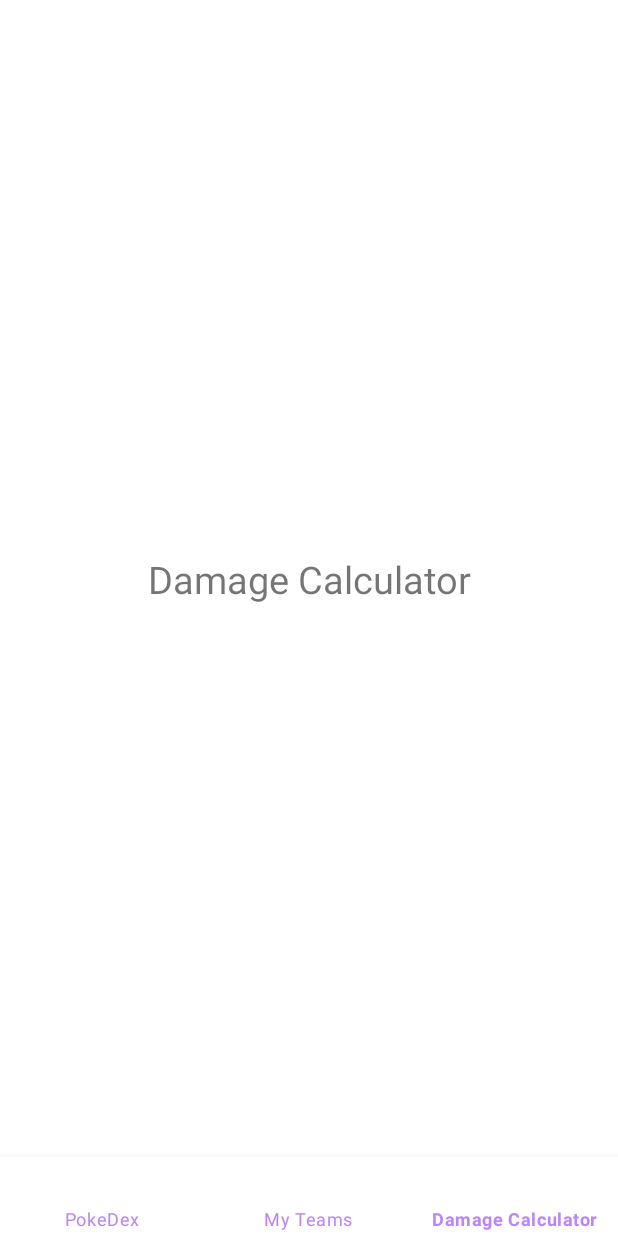
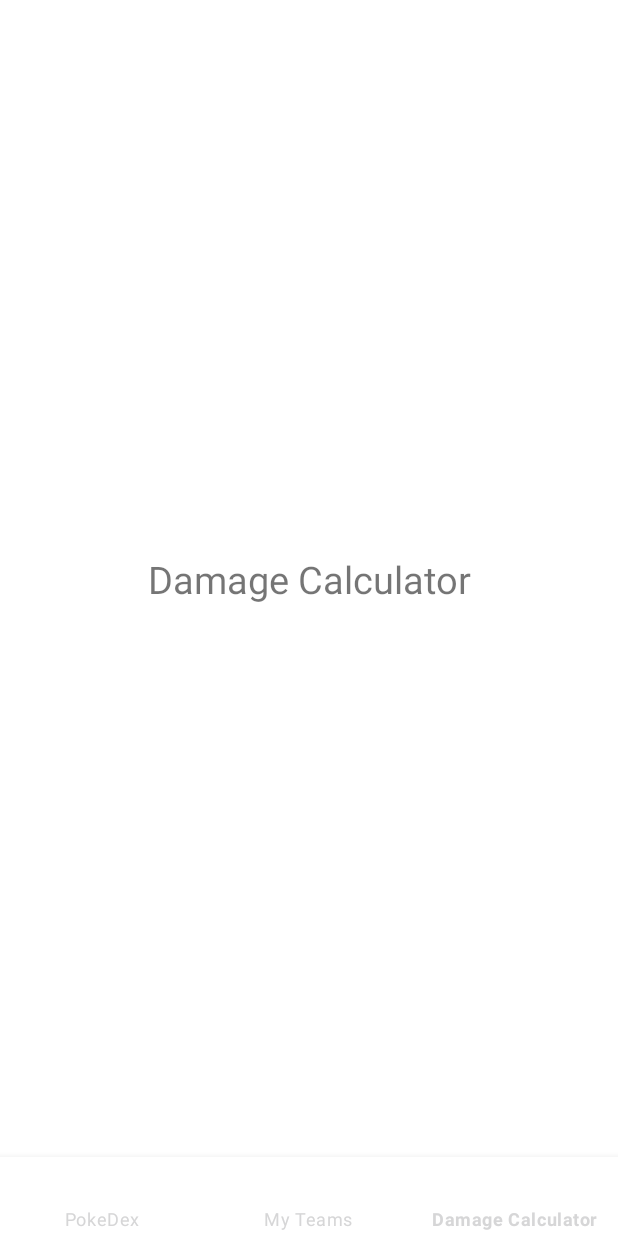
Before and after one commit to liang799/Pokemon-Teams-Java, an Android app: the screen it shows after launch (MainActivity), item 3 of the bottom bar chosen, on a phone screen of 412 x 824 dp. Run offline under Robolectric (Android 15) with nearby library versions, the phone set to English and light mode, and no system bars.

Commit message:
Colors in progress

```diff
--- a/app/src/main/res/drawable/ic_mewtwo_shiny.xml
+++ b/app/src/main/res/drawable/ic_mewtwo_shiny.xml
@@ -5,7 +5,7 @@
     android:viewportHeight="350">
   <path
       android:pathData="M0,0h350v350h-350z"
-      android:fillColor="#f5f5f5"/>
+      android:fillColor="@color/White_1"/>
   <path
       android:pathData="M227.249,165.546l-2.082,-0.31a1.981,1.981 0,0 0,-0.584 0c-6.318,0.893 -10.244,1.484 -12.593,1.844s-3.112,0.5 -3.112,0.5a94.745,94.745 0,0 1,-15.791 2.637,3.2 3.2,0 0,0 -0.872,0.259 3.622,3.622 0,0 0,-0.5 0.3c-1.434,1.023 -2.874,2.082 -4.337,3.17 -3.336,-6.2 -13.681,-22.852 -34.976,-31.007a67.28,67.28 0,0 0,-39.918 -2.377l-0.029,-0.014a47.36,47.36 0,0 1,4.575 -7.68A48.733,48.733 0,0 1,135.699 117.591a1.6,1.6 0,0 0,-0.267 -3,32.92 32.92,0 0,0 -8.04,-1.088c-10.993,-0.115 -18.925,5.425 -25.2,9.934s-20.323,14.61 -27.224,34.205c-8.4,23.874 -0.166,44.68 2.644,50.84a1.986,1.986 0,0 1,-0.166 1.96c-1.743,2.529 -4.02,6.03 -6.433,10.338 -5.763,10.295 -8.6,15.547 -7.125,20.28 1.592,5.086 7.154,7.852 11.058,9.228a15.006,15.006 0,0 0,4.812 0.821c19.185,0.166 34.976,-0.511 46.964,-1.34q3.707,-0.259 6.923,-0.526c12.694,-1.045 19.04,-2.817 25.935,-5.7a74.615,74.615 0,0 0,19.48 -11.995c0.288,-0.331 0.519,-0.6 0.663,-0.771 0.454,-0.54 0.886,-1.073 1.3,-1.6 5.432,-6.8 8.378,-12.823 11.656,-19.177 1.5,-2.91 3.076,-5.893 4.992,-9.048 1.383,-2.291 2.946,-4.675 4.8,-7.2 0.122,-0.166 0.194,-0.3 0.339,-0.461a157.643,157.643 0,0 1,14.156 -14.127c3.912,-3.436 7.737,-6.448 11.375,-9.092a2.521,2.521 0,0 0,-1.1 -4.539ZM156.087,199.038c-0.548,2.428 -1.924,8.011 -6.621,11.4 -10.309,7.449 -26.886,-2.8 -27.9,-3.429 -1.052,-0.67 -1.887,-1.282 -2.449,-1.722q18.122,-9.834 36.237,-19.682a25.22,25.22 0,0 1,0.735 13.428Z"
       android:fillColor="#c0c0c0"/>
--- a/app/src/main/res/layout/activity_splash_screen.xml
+++ b/app/src/main/res/layout/activity_splash_screen.xml
@@ -4,7 +4,7 @@
     xmlns:tools="http://schemas.android.com/tools"
     android:layout_width="match_parent"
     android:layout_height="match_parent"
-    android:background="#F5F5F5">
+    android:background="#FEFEFE">
 
     <ImageView
         android:id="@+id/imageView2"
--- a/app/src/main/res/values-night/themes.xml
+++ b/app/src/main/res/values-night/themes.xml
@@ -2,13 +2,13 @@
     <!-- Base application theme. -->
     <style name="Theme.PokeTeams" parent="Theme.MaterialComponents.DayNight.NoActionBar">
         <!-- Primary brand color. -->
-        <item name="colorPrimary">@color/purple_200</item>
-        <item name="colorPrimaryVariant">@color/purple_700</item>
-        <item name="colorOnPrimary">@color/black</item>
+        <item name="colorPrimary">@color/White_1</item>
+        <item name="colorPrimaryVariant">@color/White_1</item>
+        <item name="colorOnPrimary">@color/Black</item>
         <!-- Secondary brand color. -->
-        <item name="colorSecondary">@color/teal_200</item>
-        <item name="colorSecondaryVariant">@color/teal_200</item>
-        <item name="colorOnSecondary">@color/black</item>
+        <item name="colorSecondary">@color/White_3</item>
+        <item name="colorSecondaryVariant">@color/White_1</item>
+        <item name="colorOnSecondary">@color/Black</item>
         <!-- Status bar color. -->
         <!--        <item name="android:statusBarColor" tools:targetApi="l">?attr/colorPrimaryVariant</item>-->
         <item name="android:statusBarColor">@android:color/transparent</item>
--- a/app/src/main/res/values/colors.xml
+++ b/app/src/main/res/values/colors.xml
@@ -1,10 +1,10 @@
 <?xml version="1.0" encoding="utf-8"?>
 <resources>
-    <color name="purple_200">#FFBB86FC</color>
-    <color name="purple_500">#FF6200EE</color>
-    <color name="purple_700">#FF3700B3</color>
-    <color name="teal_200">#FF03DAC5</color>
-    <color name="teal_700">#FF018786</color>
-    <color name="black">#FF000000</color>
-    <color name="white">#FFFFFFFF</color>
+    <color name="Black">#FF000000</color>
+    <color name="Green">#0E8C18</color>
+    <color name="Gray">#707070</color>
+    <color name="White_1">#FEFEFE</color>
+    <color name="White_2">#F8F9FB</color>
+    <color name="White_3">#F5F5F5</color>
+    <color name="White_4">#F0EEEE</color>
 </resources>
--- a/app/src/main/res/values/themes.xml
+++ b/app/src/main/res/values/themes.xml
@@ -4,15 +4,15 @@
         <!-- Change to light mode -->
         <item name="android:windowLightStatusBar">true</item>
         <!-- Primary brand color. -->
-        <item name="colorPrimary">@color/purple_500</item>
-        <item name="colorPrimaryVariant">@color/white</item>
-        <item name="colorOnPrimary">@color/white</item>
+        <item name="colorPrimary">@color/White_1</item>
+        <item name="colorPrimaryVariant">@color/White_1</item>
+        <item name="colorOnPrimary">@color/Black</item>
         <!-- Secondary brand color. -->
-        <item name="colorSecondary">@color/teal_200</item>
-        <item name="colorSecondaryVariant">@color/teal_700</item>
-        <item name="colorOnSecondary">@color/black</item>
+        <item name="colorSecondary">@color/White_3</item>
+        <item name="colorSecondaryVariant">@color/White_1</item>
+        <item name="colorOnSecondary">@color/Black</item>
         <!-- Status bar color. -->
-        <item name="android:statusBarColor" tools:targetApi="l">?attr/colorPrimaryVariant</item>
+        <item name="android:statusBarColor" tools:targetApi="l">?attr/colorPrimary</item>
         <!-- Customize your theme here. -->
     </style>
 </resources>
```
Also changed, not shown: app/src/main/res/drawable/ic_mewtwo.xml (added, +21 -0 lines).
